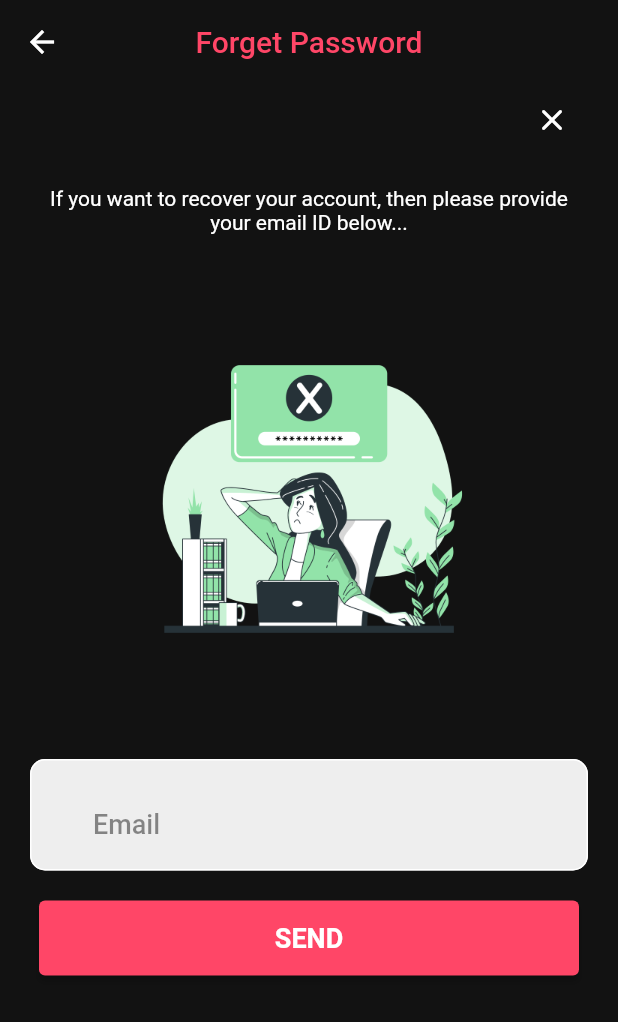
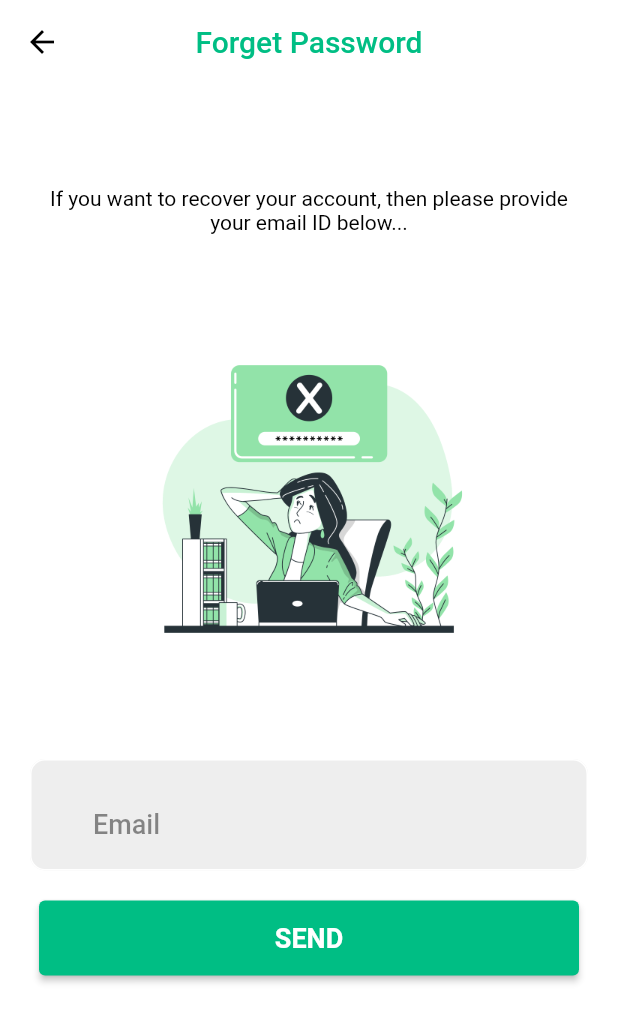
Before and after one commit to mehdizse/rosia_shop, a Flutter app: the RegisterScreen screen opened by its route, after a tap on "Login In", after a tap on "Forget Password ?", on a phone screen of 412 x 824 dp. Shown: the top 1022 px of the screen. Run offline on Flutter 3.47's test engine with Material 2 defaults, Android fonts, the phone set to English and light mode, and no system bars; our stand-ins replace firebase_auth, firebase_core, get, get_storage, google_sign_in; missing offline and left inert: flutter_facebook_auth; accounts and stored records are empty.

Commit message:
add dark mode and persit llogin and dark mode

```diff
--- /dev/null
+++ b/lib/logic/controllers/theme_mode_controller.dart
@@ -0,0 +1,25 @@
+import 'package:flutter/material.dart';
+import 'package:get/get.dart';
+import 'package:get_storage/get_storage.dart';
+
+class ThemeController {
+  final GetStorage boxStorage = GetStorage();
+  final key = 'isDarkMode';
+
+  saveThemeDataInBox(bool isDark) {
+    boxStorage.write(key, isDark);
+  }
+
+  bool getDataThemeFromBox() {
+    return boxStorage.read<bool>(key) ?? false;
+  }
+
+  ThemeMode get themeDataGet =>
+      getDataThemeFromBox() ? ThemeMode.dark : ThemeMode.light;
+
+  void changeTheme() {
+    Get.changeThemeMode(
+        getDataThemeFromBox() ? ThemeMode.light : ThemeMode.dark);
+    saveThemeDataInBox(!getDataThemeFromBox());
+  }
+}
--- a/lib/routes/routes.dart
+++ b/lib/routes/routes.dart
@@ -9,6 +9,7 @@ import 'package:get/get.dart';
 
 class AppRoute {
   static const initalRoute = Routes.welcomePage;
+  static const mainScreen = Routes.mainPage;
 
   static final routes = [
     GetPage(name: Routes.welcomePage, page: () => const WelcomeScreen()),
--- a/lib/utils/theme.dart
+++ b/lib/utils/theme.dart
@@ -27,3 +27,16 @@ class ThemesApp {
     brightness: Brightness.dark,
   );
 }
+
+class ThemeApp {
+  static final light = ThemeData(
+    primaryColor: mainColor,
+    backgroundColor: Colors.white,
+    brightness: Brightness.light,
+  );
+  static final dark = ThemeData(
+    primaryColor: darkGreyClr,
+    backgroundColor: darkGreyClr,
+    brightness: Brightness.dark,
+  );
+}
--- a/lib/views/screens/auth/forget_password_screen.dart
+++ b/lib/views/screens/auth/forget_password_screen.dart
@@ -24,26 +24,26 @@ class _ForgetPasswordScreenState extends State<ForgetPasswordScreen> {
     return SafeArea(
       child: Scaffold(
         appBar: AppBar(
-          backgroundColor: Get.isDarkMode ? Colors.white : darkGreyClr,
+          backgroundColor: Get.isDarkMode ? darkGreyClr : Colors.white,
           elevation: 0,
           centerTitle: true,
           title: Text(
             "Forget Password",
             style: TextStyle(
-              color: Get.isDarkMode ? mainColor : pinkClr,
+              color: Get.isDarkMode ? pinkClr : mainColor,
             ),
           ),
           leading: IconButton(
             icon: Icon(
               Icons.arrow_back,
-              color: Get.isDarkMode ? Colors.black : Colors.white,
+              color: Get.isDarkMode ? Colors.white : Colors.black,
             ),
             onPressed: () {
               Get.back();
             },
           ),
         ),
-        backgroundColor: Get.isDarkMode ? Colors.white : darkGreyClr,
+        backgroundColor: context.theme.backgroundColor,
         body: Form(
           key: formKey,
           child: SingleChildScrollView(
@@ -70,7 +70,7 @@ class _ForgetPasswordScreenState extends State<ForgetPasswordScreen> {
                     "If you want to recover your account, then please provide your email ID below...",
                     textAlign: TextAlign.center,
                     style: TextStyle(
-                      color: Get.isDarkMode ? Colors.black : Colors.white,
+                      color: Get.isDarkMode ? Colors.white : Colors.black,
                     ),
                   ),
                   const SizedBox(
--- a/lib/views/screens/auth/login_screen.dart
+++ b/lib/views/screens/auth/login_screen.dart
@@ -1,3 +1,4 @@
+import 'package:ecommerce_app/main.dart';
 import 'package:flutter/material.dart';
 import 'package:ecommerce_app/utils/theme.dart';
 import 'package:ecommerce_app/views/widgets/auth/auth_button.dart';
@@ -30,9 +31,9 @@ class _LoginScreenState extends State<LoginScreen> {
       child: Scaffold(
         appBar: AppBar(
           elevation: 0,
-          backgroundColor: Get.isDarkMode ? Colors.white : darkGreyClr,
+          backgroundColor: Get.isDarkMode ? darkGreyClr : Colors.white,
         ),
-        backgroundColor: Get.isDarkMode ? Colors.white : darkGreyClr,
+        backgroundColor: context.theme.backgroundColor,
         body: SingleChildScrollView(
           child: Column(
             children: [
@@ -49,7 +50,7 @@ class _LoginScreenState extends State<LoginScreen> {
                           children: [
                             TextUtil(
                                 text: "LOG",
-                                color: Get.isDarkMode ? mainColor : pinkClr,
+                                color: Get.isDarkMode ? pinkClr : mainColor,
                                 fontSize: 28,
                                 fontWeight: FontWeight.normal,
                                 decoration: TextDecoration.none),
@@ -59,8 +60,8 @@ class _LoginScreenState extends State<LoginScreen> {
                             TextUtil(
                                 text: "IN",
                                 color: Get.isDarkMode
-                                    ? Colors.black
-                                    : Colors.white,
+                                    ? Colors.white
+                                    : Colors.black,
                                 fontSize: 28,
                                 fontWeight: FontWeight.normal,
                                 decoration: TextDecoration.none),
@@ -80,12 +81,12 @@ class _LoginScreenState extends State<LoginScreen> {
                             }
                           },
                           prefixIcon: Get.isDarkMode
-                              ? Image.asset("assets/email.png")
-                              : const Icon(
+                              ? const Icon(
                                   Icons.email,
                                   color: pinkClr,
                                   size: 30,
-                                ),
+                                )
+                              : Image.asset("assets/email.png"),
                           suffixIcon: const Text(""),
                           hintText: "Email",
                         ),
@@ -136,8 +137,8 @@ class _LoginScreenState extends State<LoginScreen> {
                             child: TextUtil(
                                 text: "Forget Password ?",
                                 color: Get.isDarkMode
-                                    ? Colors.black
-                                    : Colors.white,
+                                    ? Colors.white
+                                    : Colors.black,
                                 fontSize: 16,
                                 fontWeight: FontWeight.normal,
                                 decoration: TextDecoration.none),
@@ -163,7 +164,7 @@ class _LoginScreenState extends State<LoginScreen> {
                         ),
                         TextUtil(
                             text: "OR",
-                            color: Get.isDarkMode ? Colors.black : Colors.white,
+                            color: Get.isDarkMode ? Colors.white : Colors.black,
                             fontSize: 18,
                             fontWeight: FontWeight.normal,
                             decoration: TextDecoration.none),
--- a/lib/views/screens/auth/register_screen.dart
+++ b/lib/views/screens/auth/register_screen.dart
@@ -31,9 +31,9 @@ class _RegisterScreenState extends State<RegisterScreen> {
       child: Scaffold(
         appBar: AppBar(
           elevation: 0,
-          backgroundColor: Get.isDarkMode ? Colors.white : darkGreyClr,
+          backgroundColor: Get.isDarkMode ? darkGreyClr : Colors.white,
         ),
-        backgroundColor: Get.isDarkMode ? Colors.white : darkGreyClr,
+        backgroundColor: context.theme.backgroundColor,
         body: SingleChildScrollView(
           child: Column(
             children: [
@@ -50,7 +50,7 @@ class _RegisterScreenState extends State<RegisterScreen> {
                           children: [
                             TextUtil(
                                 text: "SIGN",
-                                color: Get.isDarkMode ? mainColor : pinkClr,
+                                color: Get.isDarkMode ? pinkClr : mainColor,
                                 fontSize: 28,
                                 fontWeight: FontWeight.normal,
                                 decoration: TextDecoration.none),
@@ -60,8 +60,8 @@ class _RegisterScreenState extends State<RegisterScreen> {
                             TextUtil(
                                 text: "UP",
                                 color: Get.isDarkMode
-                                    ? Colors.black
-                                    : Colors.white,
+                                    ? Colors.white
+                                    : Colors.black,
                                 fontSize: 28,
                                 fontWeight: FontWeight.normal,
                                 decoration: TextDecoration.none),
--- a/lib/views/widgets/auth/auth_button.dart
+++ b/lib/views/widgets/auth/auth_button.dart
@@ -15,7 +15,7 @@ class AuthButton extends StatelessWidget {
     return ElevatedButton(
       onPressed: onPressed,
       style: ElevatedButton.styleFrom(
-        primary: Get.isDarkMode ? mainColor : pinkClr,
+        primary: Get.isDarkMode ? pinkClr : mainColor,
         minimumSize: const Size(360, 50),
       ),
       child: TextUtil(
--- a/lib/views/widgets/auth/bottom_container.dart
+++ b/lib/views/widgets/auth/bottom_container.dart
@@ -21,7 +21,7 @@ class BottomContainer extends StatelessWidget {
       width: double.infinity,
       height: 100,
       decoration: BoxDecoration(
-        color: Get.isDarkMode ? mainColor : pinkClr,
+        color: Get.isDarkMode ? pinkClr : mainColor,
         borderRadius: const BorderRadius.only(
             topLeft: Radius.circular(30), topRight: Radius.circular(30)),
       ),
--- a/lib/views/widgets/auth/check_widget.dart
+++ b/lib/views/widgets/auth/check_widget.dart
@@ -27,12 +27,12 @@ class CheckWidget extends StatelessWidget {
               ),
               child: controller.isChecked
                   ? Get.isDarkMode
-                      ? Image.asset("assets/check.png")
-                      : const Icon(
+                      ? const Icon(
                           Icons.check,
                           size: 30,
                           color: pinkClr,
                         )
+                      : Image.asset("assets/check.png")
                   : Container(),
             ),
           ),
@@ -43,7 +43,7 @@ class CheckWidget extends StatelessWidget {
             children: [
               TextUtil(
                   text: "I accept",
-                  color: Get.isDarkMode ? Colors.black : Colors.white,
+                  color: Get.isDarkMode ? Colors.white : Colors.black,
                   fontSize: 16,
                   fontWeight: FontWeight.normal,
                   decoration: TextDecoration.none),
@@ -52,7 +52,7 @@ class CheckWidget extends StatelessWidget {
               ),
               TextUtil(
                   text: "terms & conditions",
-                  color: Get.isDarkMode ? Colors.black : Colors.white,
+                  color: Get.isDarkMode ? Colors.white : Colors.black,
                   fontSize: 16,
                   fontWeight: FontWeight.normal,
                   decoration: TextDecoration.underline)
```
Also changed, not shown: lib/logic/controllers/auth_controller.dart (+33 -4 lines), lib/main.dart (+12 -4 lines), lib/views/screens/main_screen.dart (+11 -11 lines), lib/views/screens/settings_screen.dart (+60 -4 lines).
